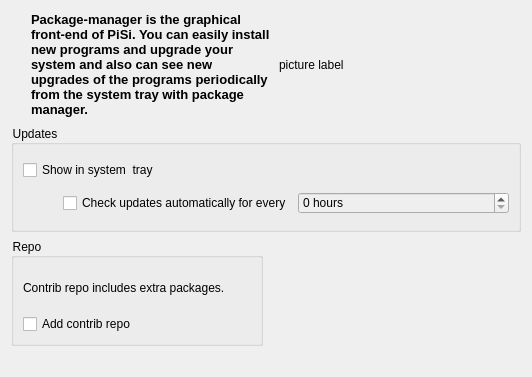
Above: kde/kaptan/src/gui/packageWidget.ui from pars-linux/uludag before the change. Below: the same form after it.
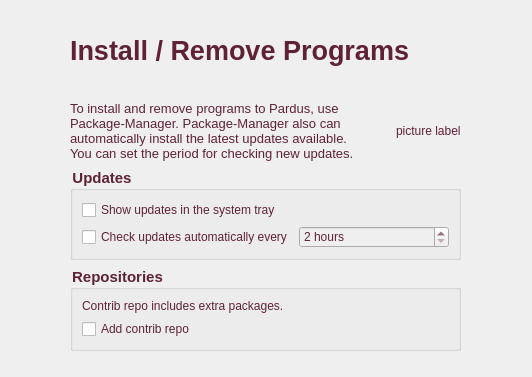
That is the form after the change.

Commit message: packages widget is ready

What changed in the file:
```diff
--- a/kde/kaptan/src/gui/packageWidget.ui
+++ b/kde/kaptan/src/gui/packageWidget.ui
@@ -13,58 +13,23 @@
   <property name="windowTitle">
    <string>Package</string>
   </property>
+  <property name="styleSheet">
+   <string>color: rgb(95, 34, 52);</string>
+  </property>
   <layout class="QGridLayout" name="gridLayout">
-   <item row="0" column="0" colspan="2">
-    <layout class="QHBoxLayout" name="horizontalLayout_2">
+   <item row="4" column="1">
+    <layout class="QVBoxLayout" name="verticalLayout_3">
      <item>
-      <spacer name="horizontalSpacer_2">
-       <property name="orientation">
-        <enum>Qt::Horizontal</enum>
-       </property>
-       <property name="sizeType">
-        <enum>QSizePolicy::Fixed</enum>
-       </property>
-       <property name="sizeHint" stdset="0">
-        <size>
-         <width>20</width>
-         <height>20</height>
-        </size>
-       </property>
-      </spacer>
-     </item>
-     <item>
-      <widget class="QLabel" name="labelKaptanIntro">
-       <property name="styleSheet">
-        <string notr="true">color:black</string>
-       </property>
-       <property name="frameShadow">
-        <enum>QFrame::Raised</enum>
-       </property>
-       <property name="text">
-        <string>&lt;!DOCTYPE HTML PUBLIC &quot;-//W3C//DTD HTML 4.0//EN&quot; &quot;http://www.w3.org/TR/REC-html40/strict.dtd&quot;&gt;
-&lt;html&gt;&lt;head&gt;&lt;meta name=&quot;qrichtext&quot; content=&quot;1&quot; /&gt;&lt;style type=&quot;text/css&quot;&gt;
-p, li { white-space: pre-wrap; }
-&lt;/style&gt;&lt;/head&gt;&lt;body style=&quot; font-family:'Droid Sans'; font-size:10pt; font-weight:400; font-style:normal;&quot;&gt;
-&lt;p style=&quot; margin-top:0px; margin-bottom:0px; margin-left:0px; margin-right:0px; -qt-block-indent:0; text-indent:0px;&quot;&gt;&lt;span style=&quot; font-weight:600;&quot;&gt;Package-manager is the graphical front-end of PiSi. You can easily install new programs and upgrade your system and also can see new upgrades of the programs periodically from the system tray with package manager.&lt;/span&gt;&lt;/p&gt;&lt;/body&gt;&lt;/html&gt;</string>
-       </property>
-       <property name="wordWrap">
-        <bool>true</bool>
-       </property>
-      </widget>
-     </item>
-     <item>
-      <widget class="QLabel" name="picturePackage">
-       <property name="text">
-        <string>picture label</string>
-       </property>
-      </widget>
-     </item>
-    </layout>
-   </item>
-   <item row="1" column="0" colspan="2">
     <widget class="QGroupBox" name="groupBoxUpdates">
+       <property name="font">
+        <font>
+         <pointsize>11</pointsize>
+         <weight>75</weight>
+         <bold>true</bold>
+        </font>
+       </property>
      <property name="styleSheet">
-      <string notr="true">color:black</string>
+        <string notr="true"/>
      </property>
      <property name="title">
       <string>Updates</string>
@@ -76,35 +41,19 @@
          <string notr="true"/>
         </property>
         <property name="text">
-         <string>Show in system  tray</string>
+           <string>Show updates in the system tray</string>
         </property>
        </widget>
       </item>
       <item>
        <layout class="QHBoxLayout" name="horizontalLayout">
-        <item>
-         <spacer name="horizontalSpacer">
-          <property name="orientation">
-           <enum>Qt::Horizontal</enum>
-          </property>
-          <property name="sizeType">
-           <enum>QSizePolicy::Fixed</enum>
-          </property>
-          <property name="sizeHint" stdset="0">
-           <size>
-            <width>40</width>
-            <height>20</height>
-           </size>
-          </property>
-         </spacer>
-        </item>
         <item>
          <widget class="QCheckBox" name="checkUpdate">
           <property name="styleSheet">
            <string notr="true"/>
           </property>
           <property name="text">
-           <string>Check updates automatically for every</string>
+             <string>Check updates automatically every</string>
           </property>
          </widget>
         </item>
@@ -116,6 +65,9 @@
           <property name="suffix">
            <string> hours</string>
           </property>
+            <property name="minimum">
+             <number>2</number>
+            </property>
          </widget>
         </item>
        </layout>
@@ -123,13 +75,24 @@
      </layout>
     </widget>
    </item>
-   <item row="2" column="0">
+    </layout>
+   </item>
+   <item row="6" column="1">
+    <layout class="QVBoxLayout" name="verticalLayout_4">
+     <item>
     <widget class="QGroupBox" name="groupBoxRepo">
+       <property name="font">
+        <font>
+         <pointsize>11</pointsize>
+         <weight>75</weight>
+         <bold>true</bold>
+        </font>
+       </property>
      <property name="styleSheet">
-      <string notr="true">color:black</string>
+        <string notr="true"/>
      </property>
      <property name="title">
-      <string>Repo</string>
+        <string>Repositories</string>
      </property>
      <layout class="QVBoxLayout" name="verticalLayout_2">
       <item>
@@ -155,12 +118,131 @@
      </layout>
     </widget>
    </item>
+    </layout>
+   </item>
    <item row="3" column="1">
-    <spacer name="verticalSpacer">
+    <layout class="QHBoxLayout" name="horizontalLayout_2">
+     <item>
+      <widget class="QLabel" name="labelKaptanIntro">
+       <property name="minimumSize">
+        <size>
+         <width>300</width>
+         <height>0</height>
+        </size>
+       </property>
+       <property name="styleSheet">
+        <string notr="true"/>
+       </property>
+       <property name="frameShadow">
+        <enum>QFrame::Raised</enum>
+       </property>
+       <property name="text">
+        <string>&lt;!DOCTYPE HTML PUBLIC &quot;-//W3C//DTD HTML 4.0//EN&quot; &quot;http://www.w3.org/TR/REC-html40/strict.dtd&quot;&gt;
+&lt;html&gt;&lt;head&gt;&lt;meta name=&quot;qrichtext&quot; content=&quot;1&quot; /&gt;&lt;style type=&quot;text/css&quot;&gt;
+p, li { white-space: pre-wrap; }
+&lt;/style&gt;&lt;/head&gt;&lt;body style=&quot; font-family:'Sans Serif'; font-size:8pt; font-weight:400; font-style:normal;&quot;&gt;
+&lt;p style=&quot; margin-top:0px; margin-bottom:0px; margin-left:0px; margin-right:0px; -qt-block-indent:0; text-indent:0px;&quot;&gt;&lt;span style=&quot;font-size:10pt; color:#5f2234;&quot;&gt;To install and remove programs to Pardus, use Package-Manager. Package-Manager also can automatically install the latest updates available. You can set the period for checking new updates.&lt;/span&gt;&lt;/p&gt;&lt;/body&gt;&lt;/html&gt;</string>
+       </property>
+       <property name="wordWrap">
+        <bool>true</bool>
+       </property>
+      </widget>
+     </item>
+     <item>
+      <spacer name="horizontalSpacer_5">
      <property name="orientation">
+        <enum>Qt::Horizontal</enum>
+       </property>
+       <property name="sizeType">
+        <enum>QSizePolicy::Fixed</enum>
+       </property>
+       <property name="sizeHint" stdset="0">
+        <size>
+         <width>20</width>
+         <height>20</height>
+        </size>
+       </property>
+      </spacer>
+     </item>
+     <item>
+      <widget class="QLabel" name="picturePackage">
+       <property name="text">
+        <string>picture label</string>
+       </property>
+      </widget>
+     </item>
+    </layout>
+   </item>
+   <item row="4" column="0">
+    <spacer name="horizontalSpacer_3">
+     <property name="orientation">
+      <enum>Qt::Horizontal</enum>
+     </property>
+     <property name="sizeType">
+      <enum>QSizePolicy::Fixed</enum>
+     </property>
+     <property name="sizeHint" stdset="0">
+      <size>
+       <width>20</width>
+       <height>20</height>
+      </size>
+     </property>
+    </spacer>
+   </item>
+   <item row="4" column="2">
+    <spacer name="horizontalSpacer_4">
+     <property name="orientation">
+      <enum>Qt::Horizontal</enum>
+     </property>
+     <property name="sizeType">
+      <enum>QSizePolicy::Fixed</enum>
+     </property>
+     <property name="sizeHint" stdset="0">
+      <size>
+       <width>20</width>
+       <height>20</height>
+      </size>
+     </property>
+    </spacer>
+   </item>
+   <item row="0" column="1">
+    <spacer name="verticalSpacer_3">
+     <property name="orientation">
       <enum>Qt::Vertical</enum>
      </property>
      <property name="sizeType">
+      <enum>QSizePolicy::Expanding</enum>
+     </property>
+     <property name="sizeHint" stdset="0">
+      <size>
+       <width>20</width>
+       <height>20</height>
+      </size>
+     </property>
+    </spacer>
+   </item>
+   <item row="8" column="1">
+    <spacer name="verticalSpacer_4">
+     <property name="orientation">
+      <enum>Qt::Vertical</enum>
+     </property>
+     <property name="sizeType">
+      <enum>QSizePolicy::Expanding</enum>
+     </property>
+     <property name="sizeHint" stdset="0">
+      <size>
+       <width>20</width>
+       <height>20</height>
+      </size>
+     </property>
+    </spacer>
+   </item>
+   <item row="2" column="1">
+    <spacer name="verticalSpacer_5">
+     <property name="orientation">
+      <enum>Qt::Vertical</enum>
+     </property>
+     <property name="sizeType">
       <enum>QSizePolicy::Fixed</enum>
      </property>
      <property name="sizeHint" stdset="0">
@@ -171,6 +253,35 @@
      </property>
     </spacer>
    </item>
+   <item row="1" column="1">
+    <widget class="QLabel" name="label">
+     <property name="sizePolicy">
+      <sizepolicy hsizetype="Fixed" vsizetype="Fixed">
+       <horstretch>0</horstretch>
+       <verstretch>0</verstretch>
+      </sizepolicy>
+     </property>
+     <property name="minimumSize">
+      <size>
+       <width>0</width>
+       <height>50</height>
+      </size>
+     </property>
+     <property name="font">
+      <font>
+       <pointsize>20</pointsize>
+       <weight>75</weight>
+       <bold>true</bold>
+      </font>
+     </property>
+     <property name="styleSheet">
+      <string>color: rgb(95, 34, 52);</string>
+     </property>
+     <property name="text">
+      <string>Install / Remove Programs</string>
+     </property>
+    </widget>
+   </item>
   </layout>
  </widget>
  <resources/>
```
Lines whose indentation alone changed are shown as unchanged. The commit also changes 1 other file.
